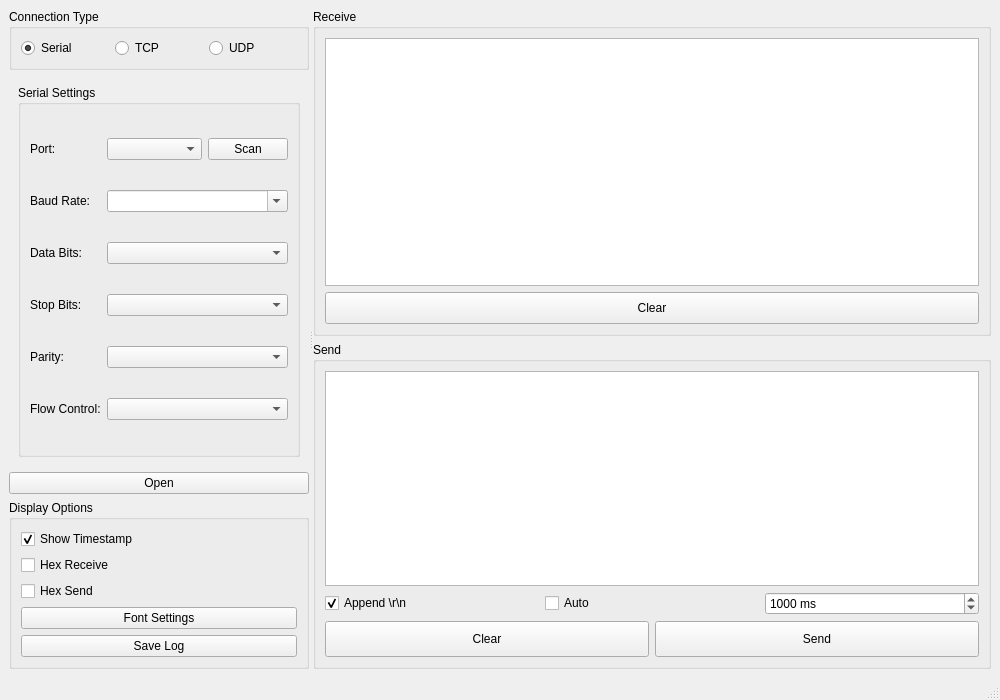
This is mainwindow.ui in Jin-OK/QCOM as Qt 5 draws it before an edit. The edited form follows.
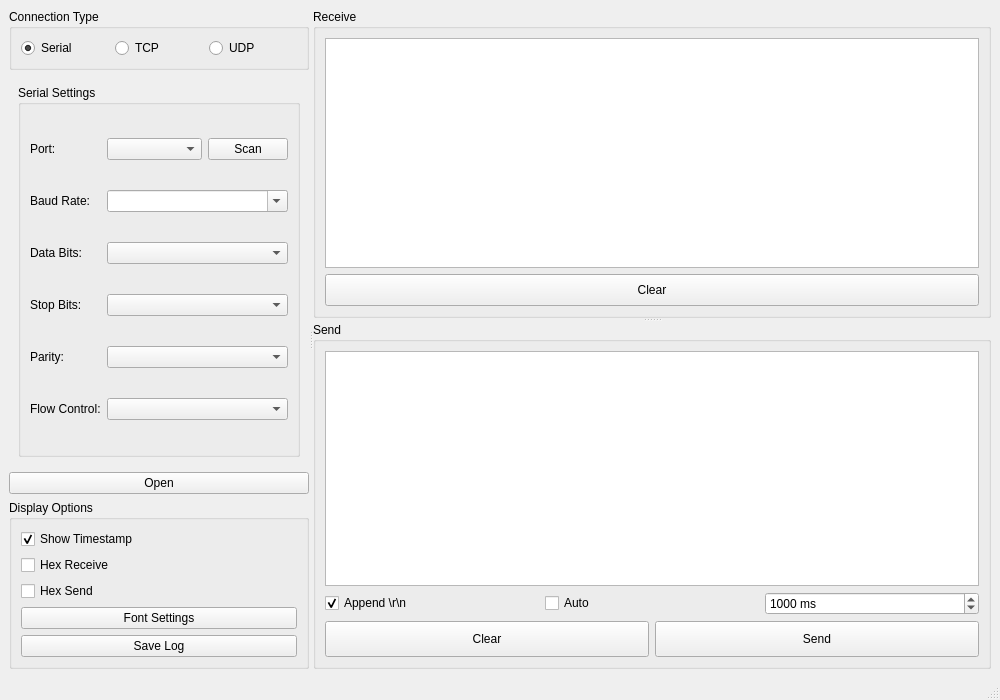
This is the edited form.

Commit message:
Add resizable splitter between Receive and Send areas
- Added QSplitter between Receive and Send group boxes
- Users can now drag to adjust the height of each area
- Cleaned up duplicate content in UI file

The edit to the form file:
```diff
--- a/mainwindow.ui
+++ b/mainwindow.ui
@@ -394,7 +394,7 @@
       <widget class="QWidget" name="rightWidget">
        <layout class="QVBoxLayout" name="rightLayout">
         <property name="spacing">
-         <number>6</number>
+         <number>0</number>
         </property>
         <property name="leftMargin">
          <number>0</number>
@@ -409,6 +409,10 @@
          <number>0</number>
         </property>
         <item>
+         <widget class="QSplitter" name="splitterRecvSend">
+          <property name="orientation">
+           <enum>Qt::Vertical</enum>
+          </property>
          <widget class="QGroupBox" name="gbReceive">
           <property name="title">
            <string>Receive</string>
@@ -436,8 +440,6 @@
             </item>
           </layout>
          </widget>
-        </item>
-        <item>
          <widget class="QGroupBox" name="gbSend">
           <property name="title">
            <string>Send</string>
@@ -514,6 +516,7 @@
              </layout>
             </item>
           </layout>
+          </widget>
          </widget>
         </item>
        </layout>
```
Lines whose indentation alone changed are shown as unchanged.
